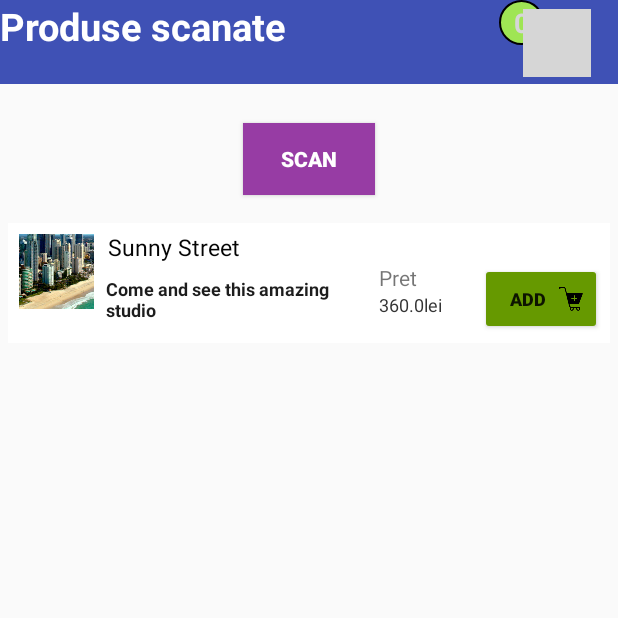
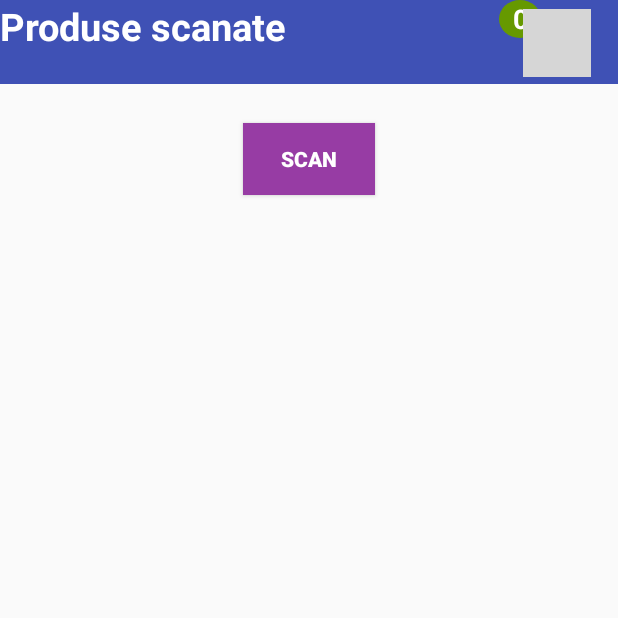
Before and after one commit to IonelaBim/GestionareCheltuieli, an Android app: the screen it shows after launch (MainActivity), on a phone screen of 412 x 824 dp, the top half of it. Run offline under Robolectric (Android 15) with nearby library versions, the phone set to English and light mode, and no system bars; grey boxes are pictures that could not be loaded.

Commit message:
add  improvements

```diff
--- a/app/src/main/java/com/example/student/gestionarecheltuieli/MainActivity.java
+++ b/app/src/main/java/com/example/student/gestionarecheltuieli/MainActivity.java
@@ -12,6 +12,7 @@ import android.widget.Button;
 
 import android.widget.ImageButton;
 import android.widget.ListView;
+import android.widget.TextView;
 import android.widget.Toast;
 
 import com.google.zxing.BarcodeFormat;
@@ -27,54 +28,50 @@ import static com.google.zxing.BarcodeFormat.QR_CODE;
 public class MainActivity extends AppCompatActivity implements View.OnClickListener  {
     private Button scanBtn;
     private ImageButton cartButton;
-    private ArrayList<Property> rentalProperties = new ArrayList<>();
+    private TextView cartCountView;
     private ArrayAdapter<Property> adapter;
 
+    public void CountCartProduct(int count){
+        cartCountView.setText(Integer.toString(count));
+    };
 
     @Override
     protected void onCreate(Bundle savedInstanceState) {
         super.onCreate(savedInstanceState);
         setContentView(R.layout.activity_main);
+
         scanBtn = (Button) findViewById(R.id.scan_button);
         cartButton = (ImageButton) findViewById(R.id.cartButton);
+        cartCountView = (TextView) findViewById(R.id.cartCount);
 
-
+        CountCartProduct( MystaticVar.cartCount);
         scanBtn.setOnClickListener(this);
         cartButton.setOnClickListener(this);
-        adapter = new CustomListAdapter(this, 0, rentalProperties);
-        //create property elements
 
-        rentalProperties.add(
-                new Property("Sunny Street", "Come and see this amazing studio ", 360.00,1, "property_image_4"));
-
-        //create our new array adapter
+        //create a new array adapter
+        adapter = new CustomListAdapter(this, 0, MystaticVar.rentalProperties);
 
         //Find list view and bind it with the custom adapter
         ListView listView = (ListView) findViewById(R.id.list);
         listView.setAdapter(adapter);
-
+        adapter.notifyDataSetChanged();
     }
 
-
+    //onClick Events
     @Override
     public void onClick(View v) {
+        //Scan button (Open camera to scan)
         if(v.getId()==R.id.scan_button){
-            System.out.println("scannn");
             IntentIntegrator scanIntegrator = new IntentIntegrator(this);
             scanIntegrator.initiateScan();
         }
-
+        //Cart button (change to Cart activity)
         if(v.getId()==R.id.cartButton){
-            System.out.println("change to cart");
-            //Intent myIntent = new Intent(this, NewActivity.class);
-
             Intent intent = new Intent(this,Cart.class);
             startActivity(intent);
         }
 
-
     }
-
 
 
     @Override
@@ -85,8 +82,7 @@ public class MainActivity extends AppCompatActivity implements View.OnClickListe
             //we have a result
             String scanContent = scanningResult.getContents();
             String scanFormat = scanningResult.getFormatName();
-
-            System.out.println(scanFormat);
+          //verify if scaned result is a QR_CODE
             if(scanningResult.getFormatName().compareTo(BarcodeFormat.QR_CODE.toString())!= 0)
             {
                 Toast toast = Toast.makeText(getApplicationContext(),"Nu ati scanat un cod QR!", Toast.LENGTH_SHORT);
@@ -97,8 +93,12 @@ public class MainActivity extends AppCompatActivity implements View.OnClickListe
             String[] tokens = scanContent.split(";");
             int tokenCount = tokens.length;
 
-            rentalProperties.add(
-                    new Property( tokens[0], tokens[1],Double.parseDouble(tokens[3]),1, "property_image_4"));
+            String img="no_image";
+            if ((tokenCount >= 5) && (!tokens[4].equals("-"))) {
+                img = tokens[4];
+            }
+            MystaticVar.rentalProperties.add(
+                    new Property( tokens[0], tokens[1],Double.parseDouble(tokens[3]),1,img));
             adapter.notifyDataSetChanged();
 
 
--- a/app/src/main/java/com/example/student/gestionarecheltuieli/MystaticVar.java
+++ b/app/src/main/java/com/example/student/gestionarecheltuieli/MystaticVar.java
@@ -7,6 +7,7 @@ import java.util.ArrayList;
  */
 
 public class MystaticVar {
-
+    public static int cartCount=0;
+    public static ArrayList<Property> rentalProperties = new ArrayList<>();
     public static ArrayList<Property> cartProd = new ArrayList<>();
 }
--- a/app/src/main/java/com/example/student/gestionarecheltuieli/Property.java
+++ b/app/src/main/java/com/example/student/gestionarecheltuieli/Property.java
@@ -2,7 +2,6 @@ package com.example.student.gestionarecheltuieli;
 
 //Base class to hold information about the property
 public class Property {
-
 
     private String productName;
     private String description;
@@ -28,11 +27,9 @@ public class Property {
     public String getImage() { return image; }
     public int getProductCount(){return product_count;}
 
-
     //seters
     public void setProductQuatity(int count) {
         this.product_count = count;
     }
 
-
 }
--- a/app/src/main/res/drawable/circle.xml
+++ b/app/src/main/res/drawable/circle.xml
@@ -1,12 +1,10 @@
 <shape xmlns:android="http://schemas.android.com/apk/res/android"
     android:shape="oval">
 
-    <solid android:color="#9FE554" />
-    <stroke
-        android:width="1dp"
-        android:color="#000" />
+    <solid android:color="@android:color/holo_green_dark" />
+
     <size
-        android:height="30dp"
-        android:width="30dp" />
+        android:height="25dp"
+        android:width="28dp" />
 
 </shape>
--- a/app/src/main/res/layout/activity_main.xml
+++ b/app/src/main/res/layout/activity_main.xml
@@ -83,17 +83,17 @@
         android:text="0"
         android:layout_width="wrap_content"
         android:layout_height="wrap_content"
-        android:id="@+id/textView"
+        android:id="@+id/cartCount"
         android:textStyle="normal|bold"
         android:textSize="18sp"
-        android:textColor="@color/zxing_viewfinder_laser"
+        android:textColor="?attr/colorBackgroundFloating"
         android:background="@drawable/rouded_textview"
         android:gravity="center"
-        android:layout_alignParentTop="true"
+        android:layout_marginRight="33dp"
+        android:layout_marginEnd="33dp"
+        android:layout_below="@+id/linearMain"
         android:layout_alignRight="@+id/cartButton"
-        android:layout_alignEnd="@+id/cartButton"
-        android:layout_marginRight="31dp"
-        android:layout_marginEnd="31dp" />
+        android:layout_alignEnd="@+id/cartButton" />
 
 
 </RelativeLayout>
--- a/app/src/main/res/layout/property_layout.xml
+++ b/app/src/main/res/layout/property_layout.xml
@@ -10,7 +10,7 @@ android:paddingRight="5dp">
 
     <RelativeLayout
         android:layout_width="fill_parent"
-        android:layout_height="wrap_content"
+        android:layout_height="65dp"
         android:background="#fff"
         android:orientation="horizontal"
         android:padding="5dp"
@@ -31,6 +31,7 @@ android:paddingRight="5dp">
                 android:layout_width="50dip"
                 android:layout_height="50dip"
                 android:src="@drawable/property_image_1" />
+
         </LinearLayout>
 
         <!-- Title Of Song -->
@@ -46,46 +47,82 @@ android:paddingRight="5dp">
             android:text="Pineapple"
             android:textColor="#040404"
             android:textSize="15dip"
-            android:typeface="sans" />
+            android:typeface="sans"
+            android:textStyle="normal|bold" />
+
+
 
         <LinearLayout
             android:id="@+id/cart_plus_minus_layout"
-            android:layout_width="match_parent"
+            android:layout_width="wrap_content"
             android:layout_height="wrap_content"
-            android:layout_alignParentRight="true"
             android:layout_below="@+id/product_name"
-            android:orientation="horizontal" >
+            android:orientation="horizontal"
+            android:layout_alignBottom="@+id/thumbnail">
 
             <TextView
                 android:id="@+id/product_description"
-                android:layout_height="wrap_content"
+                android:layout_height="29dp"
                 android:layout_gravity="center_horizontal|center_vertical"
                 android:layout_marginLeft="60dip"
-                android:layout_weight="0.07"
+                android:layout_weight="0.65"
                 android:paddingRight="5dip"
                 android:text="Rs. 200"
                 android:textColor="#1d1d1d"
                 android:textSize="12dip"
-                android:textStyle="bold"
-                android:layout_width="56dip" />
+                android:layout_width="100dip" />
+
+        </LinearLayout>
+
+        <LinearLayout
+            android:id="@+id/thumbnaila"
+            android:layout_width="wrap_content"
+            android:layout_height="wrap_content"
+            android:padding="2dip"
+            android:orientation="horizontal"
+            android:weightSum="1"
+            android:layout_alignParentBottom="true"
+            android:layout_alignParentRight="true"
+            android:layout_alignParentEnd="true">
+
+            <Button
+                android:id="@+id/addtocart"
+                android:layout_width="wrap_content"
+                android:layout_height="wrap_content"
+                android:drawableRight="@drawable/add_cart"
+                android:text="ADD"
+                android:textStyle="normal|bold"
+                android:textSize="12sp"
+                android:focusable="false"
+                android:backgroundTint="@android:color/holo_green_dark"
+                android:layout_alignParentBottom="true"
+                android:layout_toRightOf="@+id/product_name"
+                android:layout_toEndOf="@+id/product_name" />
+        </LinearLayout>
 
         <LinearLayout
             android:layout_width="wrap_content"
             android:layout_height="wrap_content"
-                android:layout_alignParentRight="true"
-                android:orientation="vertical" >
+            android:orientation="vertical"
+            android:layout_weight="1.38"
+            android:layout_alignTop="@+id/cart_plus_minus_layout"
+            android:layout_toLeftOf="@+id/thumbnaila"
+            android:layout_toStartOf="@+id/thumbnaila"
+            android:layout_marginRight="11dp"
+            android:layout_marginEnd="11dp">
 
             <TextView
-                    android:text="Pret"
+                android:text="Pret:"
                 android:layout_width="wrap_content"
                 android:layout_height="wrap_content"
                 android:id="@+id/textView5"
-                    android:layout_weight="1" />
+                android:layout_weight="1"
+                android:textStyle="normal|bold" />
 
             <TextView
                 android:id="@+id/product_price"
                 android:layout_width="wrap_content"
-                    android:layout_height="27dp"
+                android:layout_height="wrap_content"
                 android:layout_gravity="center_horizontal|center_vertical"
                 android:paddingRight="25dip"
                 android:text="100 lei"
@@ -93,25 +130,7 @@ android:paddingRight="5dp">
                 android:textSize="12dip" />
 
         </LinearLayout>
-            <Button
-                android:id="@+id/addtocart"
-                android:layout_width="63dp"
-                android:layout_height="wrap_content"
-                android:drawableRight="@drawable/add_cart"
-                android:text="ADD"
-                android:textStyle="normal|bold"
-                android:textSize="12sp"
-                android:layout_weight="0.01"
-                android:focusable="false"
-                android:backgroundTint="@android:color/holo_green_dark" />
 
-            <!--<ImageView-->
-                <!--android:id="@+id/add_productcart"-->
-                <!--android:layout_width="wrap_content"-->
-                <!--android:layout_height="match_parent"-->
-                <!--android:src="@drawable/add_cart"-->
-                <!--android:layout_weight="0.05" />-->
-        </LinearLayout>
     </RelativeLayout>
 
 </LinearLayout>
```
Also changed, not shown: app/src/main/java/com/example/student/gestionarecheltuieli/Cart.java (+5 -17 lines), app/src/main/java/com/example/student/gestionarecheltuieli/CartListAdapter.java (+11 -6 lines), app/src/main/java/com/example/student/gestionarecheltuieli/CustomListAdapter.java (+12 -7 lines), app/src/main/res/drawable-xxhdpi/no_image.jpg (added). Lines whose indentation alone changed are shown as unchanged.
